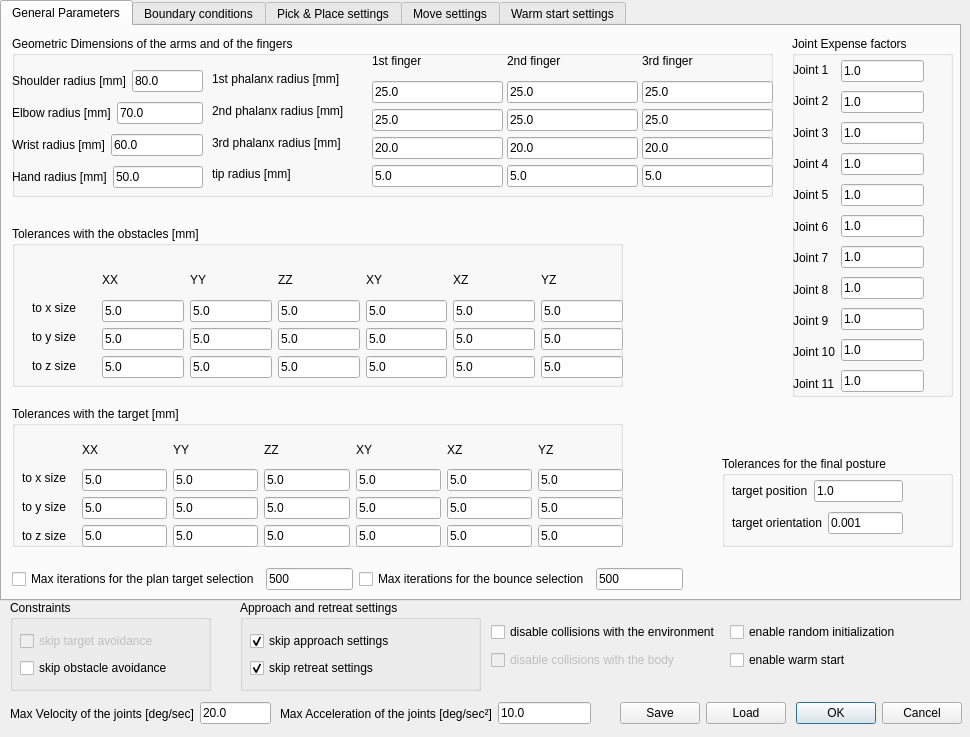
Above: ui/toldialoghump.ui from zohannn/motion_manager before the change. Below: the same form after it.
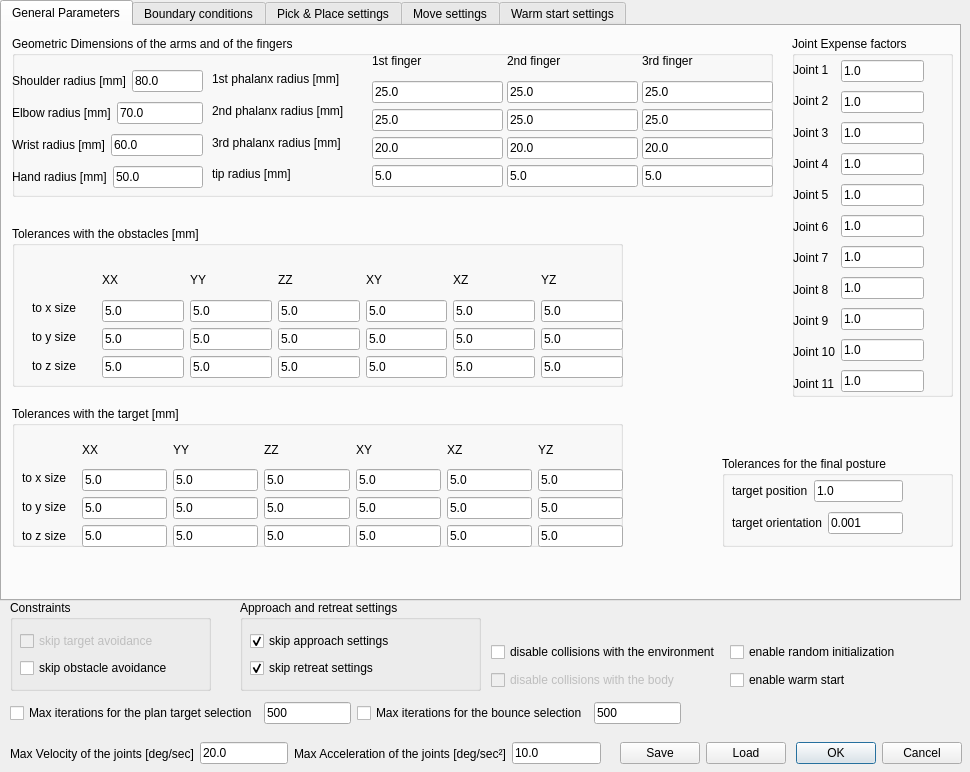
That is the form after the change.

Commit message: added max iterations option

Patch:
```diff
--- a/ui/toldialoghump.ui
+++ b/ui/toldialoghump.ui
@@ -7,38 +7,12 @@
     <x>0</x>
     <y>0</y>
     <width>970</width>
-    <height>737</height>
+    <height>772</height>
    </rect>
   </property>
   <property name="windowTitle">
    <string>Human-like Upper-limbs Motion Planner parameters</string>
   </property>
-  <widget class="QWidget" name="layoutWidget_max_vel">
-   <property name="geometry">
-    <rect>
-     <x>10</x>
-     <y>700</y>
-     <width>261</width>
-     <height>27</height>
-    </rect>
-   </property>
-   <layout class="QHBoxLayout" name="horizontalLayout_13">
-    <item>
-     <widget class="QLabel" name="label_41">
-      <property name="text">
-       <string>Max Velocity of the joints [deg/sec]</string>
-      </property>
-     </widget>
-    </item>
-    <item>
-     <widget class="QLineEdit" name="lineEdit_w_max">
-      <property name="text">
-       <string>20.0</string>
-      </property>
-     </widget>
-    </item>
-   </layout>
-  </widget>
   <widget class="QGroupBox" name="groupBox_constraints">
    <property name="geometry">
     <rect>
@@ -1123,54 +1097,6 @@
       </layout>
      </widget>
     </widget>
-    <widget class="QWidget" name="">
-     <property name="geometry">
-      <rect>
-       <x>10</x>
-       <y>540</y>
-       <width>671</width>
-       <height>27</height>
-      </rect>
-     </property>
-     <layout class="QHBoxLayout" name="horizontalLayout_65">
-      <item>
-       <layout class="QHBoxLayout" name="horizontalLayout_39">
-        <item>
-         <widget class="QCheckBox" name="checkBox_max_iter_plan">
-          <property name="text">
-           <string>Max iterations for the plan target selection</string>
-          </property>
-         </widget>
-        </item>
-        <item>
-         <widget class="QLineEdit" name="lineEdit_max_iter_plan">
-          <property name="text">
-           <string>500</string>
-          </property>
-         </widget>
-        </item>
-       </layout>
-      </item>
-      <item>
-       <layout class="QHBoxLayout" name="horizontalLayout_40">
-        <item>
-         <widget class="QCheckBox" name="checkBox_max_iter_bounce">
-          <property name="text">
-           <string>Max iterations for the bounce selection</string>
-          </property>
-         </widget>
-        </item>
-        <item>
-         <widget class="QLineEdit" name="lineEdit_max_iter_bounce">
-          <property name="text">
-           <string>500</string>
-          </property>
-         </widget>
-        </item>
-       </layout>
-      </item>
-     </layout>
-    </widget>
    </widget>
    <widget class="QWidget" name="tab_hump_bounds">
     <attribute name="title">
@@ -3603,7 +3529,7 @@
    <property name="geometry">
     <rect>
      <x>620</x>
-     <y>700</y>
+     <y>740</y>
      <width>342</width>
      <height>27</height>
     </rect>
@@ -3639,37 +3565,11 @@
     </item>
    </layout>
   </widget>
-  <widget class="QWidget" name="layoutWidget_max_vel_2">
-   <property name="geometry">
-    <rect>
-     <x>280</x>
-     <y>700</y>
-     <width>311</width>
-     <height>27</height>
-    </rect>
-   </property>
-   <layout class="QHBoxLayout" name="horizontalLayout_22">
-    <item>
-     <widget class="QLabel" name="label_42">
-      <property name="text">
-       <string>Max Acceleration of the joints [deg/sec²]</string>
-      </property>
-     </widget>
-    </item>
-    <item>
-     <widget class="QLineEdit" name="lineEdit_alpha_max">
-      <property name="text">
-       <string>10.0</string>
-      </property>
-     </widget>
-    </item>
-   </layout>
-  </widget>
   <widget class="QWidget" name="layoutWidget">
    <property name="geometry">
     <rect>
      <x>491</x>
-     <y>620</y>
+     <y>640</y>
      <width>469</width>
      <height>52</height>
     </rect>
@@ -3725,6 +3625,102 @@
     </item>
    </layout>
   </widget>
+  <widget class="QWidget" name="layoutWidget">
+   <property name="geometry">
+    <rect>
+     <x>10</x>
+     <y>700</y>
+     <width>671</width>
+     <height>27</height>
+    </rect>
+   </property>
+   <layout class="QHBoxLayout" name="horizontalLayout_65">
+    <item>
+     <layout class="QHBoxLayout" name="horizontalLayout_39">
+      <item>
+       <widget class="QCheckBox" name="checkBox_max_iter_plan">
+        <property name="text">
+         <string>Max iterations for the plan target selection</string>
+        </property>
+       </widget>
+      </item>
+      <item>
+       <widget class="QLineEdit" name="lineEdit_max_iter_plan">
+        <property name="text">
+         <string>500</string>
+        </property>
+       </widget>
+      </item>
+     </layout>
+    </item>
+    <item>
+     <layout class="QHBoxLayout" name="horizontalLayout_40">
+      <item>
+       <widget class="QCheckBox" name="checkBox_max_iter_bounce">
+        <property name="text">
+         <string>Max iterations for the bounce selection</string>
+        </property>
+       </widget>
+      </item>
+      <item>
+       <widget class="QLineEdit" name="lineEdit_max_iter_bounce">
+        <property name="text">
+         <string>500</string>
+        </property>
+       </widget>
+      </item>
+     </layout>
+    </item>
+   </layout>
+  </widget>
+  <widget class="QWidget" name="">
+   <property name="geometry">
+    <rect>
+     <x>10</x>
+     <y>740</y>
+     <width>591</width>
+     <height>27</height>
+    </rect>
+   </property>
+   <layout class="QHBoxLayout" name="horizontalLayout_66">
+    <item>
+     <layout class="QHBoxLayout" name="horizontalLayout_13">
+      <item>
+       <widget class="QLabel" name="label_41">
+        <property name="text">
+         <string>Max Velocity of the joints [deg/sec]</string>
+        </property>
+       </widget>
+      </item>
+      <item>
+       <widget class="QLineEdit" name="lineEdit_w_max">
+        <property name="text">
+         <string>20.0</string>
+        </property>
+       </widget>
+      </item>
+     </layout>
+    </item>
+    <item>
+     <layout class="QHBoxLayout" name="horizontalLayout_22">
+      <item>
+       <widget class="QLabel" name="label_42">
+        <property name="text">
+         <string>Max Acceleration of the joints [deg/sec²]</string>
+        </property>
+       </widget>
+      </item>
+      <item>
+       <widget class="QLineEdit" name="lineEdit_alpha_max">
+        <property name="text">
+         <string>10.0</string>
+        </property>
+       </widget>
+      </item>
+     </layout>
+    </item>
+   </layout>
+  </widget>
   <zorder>layoutWidget</zorder>
   <zorder>layoutWidget</zorder>
   <zorder>layoutWidget_max_vel</zorder>
```
Left out of the diff: 8 changed lines with no effect on the pictures. The commit also changes 7 other files.
